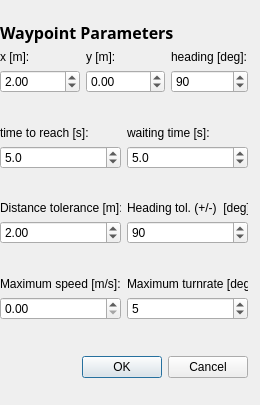
naderman/orca-robotics, file src/libs/orcaqgui2dfactory/waypointdialog.ui: the form before one commit.
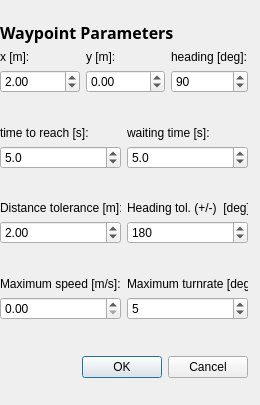
The form after the commit.

```diff
--- a/src/libs/orcaqgui2dfactory/waypointdialog.ui
+++ b/src/libs/orcaqgui2dfactory/waypointdialog.ui
@@ -20,7 +20,7 @@
   <property name="windowTitle" >
    <string>Waypoint Paramters</string>
   </property>
-  <widget class="QWidget" name="" >
+  <widget class="QWidget" name="layoutWidget" >
    <property name="geometry" >
     <rect>
      <x>0</x>
@@ -218,13 +218,13 @@
       <item row="1" column="1" >
        <widget class="QSpinBox" name="headingTolSpin" >
         <property name="maximum" >
-         <number>180</number>
+         <number>360</number>
         </property>
         <property name="singleStep" >
          <number>5</number>
         </property>
         <property name="value" >
-         <number>90</number>
+         <number>180</number>
         </property>
        </widget>
       </item>
```
